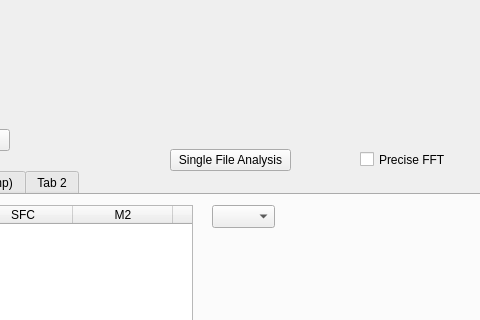
Before: the Qt Designer form form.ui in timesama/M2-Approach, drawn with Qt 5; both pictures show x 170 to 650 and y 121 to 441 of the 1100 by 700 pixel window.
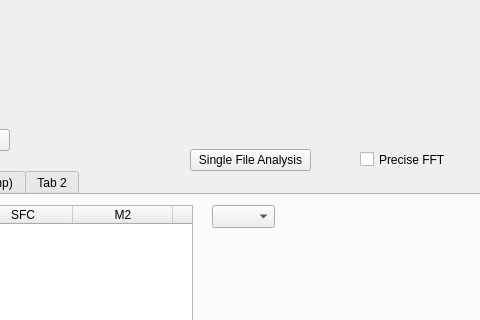
After: the same form once the commit is applied. Custom widgets are drawn as their Qt base class.

Diff of the .ui file:
```diff
--- a/form.ui
+++ b/form.ui
@@ -803,7 +803,7 @@
    <widget class="QPushButton" name="btn_SingleFile">
     <property name="geometry">
      <rect>
-      <x>340</x>
+      <x>360</x>
       <y>270</y>
       <width>121</width>
       <height>22</height>
```
